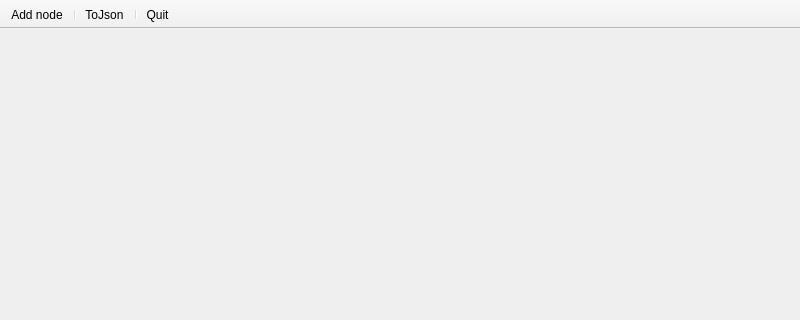
This is src/app/mainwindow.ui in severin-lemaignan/boxology as Qt 5 draws it before an edit; both pictures show x 0 to 800 and y 0 to 320 of the 800 by 600 pixel window. The edited form follows.
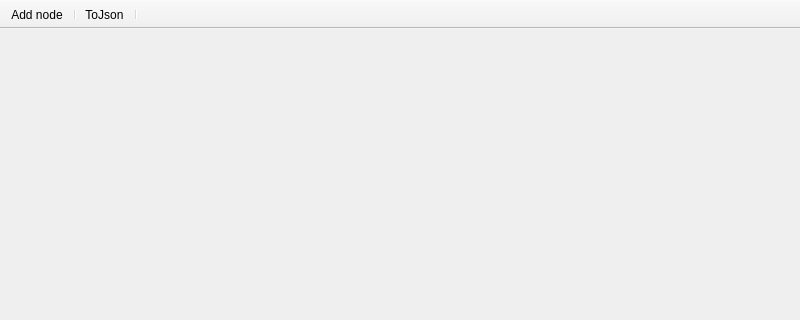
This is the edited form. Icons and pictures are not drawn.

Commit message: Removed useless 'Quit' button

What changed in the file:
```diff
--- a/src/app/mainwindow.ui
+++ b/src/app/mainwindow.ui
@@ -34,16 +34,7 @@
    <addaction name="separator"/>
    <addaction name="actionToJson"/>
    <addaction name="separator"/>
-   <addaction name="actionQuit"/>
   </widget>
-  <action name="actionQuit">
-   <property name="text">
-    <string>Quit</string>
-   </property>
-   <property name="menuRole">
-    <enum>QAction::QuitRole</enum>
-   </property>
-  </action>
   <action name="actionAdd_node">
    <property name="icon">
     <iconset theme="list-add">
```
